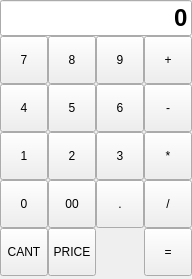
Before: the Qt Designer form bulmages/bulmatpv/plugins/plugintecladonumerico/tecladonumericobase.ui in eboladev/Bulmages-1, drawn with Qt 5.
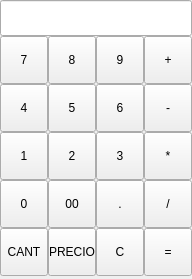
After: the same form once the commit is applied.

Commit message: Pongo una tecla de borrar en el teclado.

The edit to the form file:
```diff
--- a/bulmages/bulmatpv/plugins/plugintecladonumerico/tecladonumericobase.ui
+++ b/bulmages/bulmatpv/plugins/plugintecladonumerico/tecladonumericobase.ui
@@ -146,7 +146,7 @@
       <cursor>7</cursor>
      </property>
      <property name="text" >
-      <string>0</string>
+      <string></string>
      </property>
      <property name="alignment" >
       <set>Qt::AlignRight</set>
@@ -320,7 +320,26 @@
       </size>
      </property>
      <property name="text" >
-      <string>PRICE</string>
+      <string>PRECIO</string>
+     </property>
+    </widget>
+   </item>
+   <item row="5" column="2" >
+    <widget class="QToolButton" name="mui_borra" >
+     <property name="minimumSize" >
+      <size>
+       <width>48</width>
+       <height>48</height>
+      </size>
+     </property>
+     <property name="maximumSize" >
+      <size>
+       <width>48</width>
+       <height>48</height>
+      </size>
+     </property>
+     <property name="text" >
+      <string>C</string>
      </property>
     </widget>
    </item>
```
